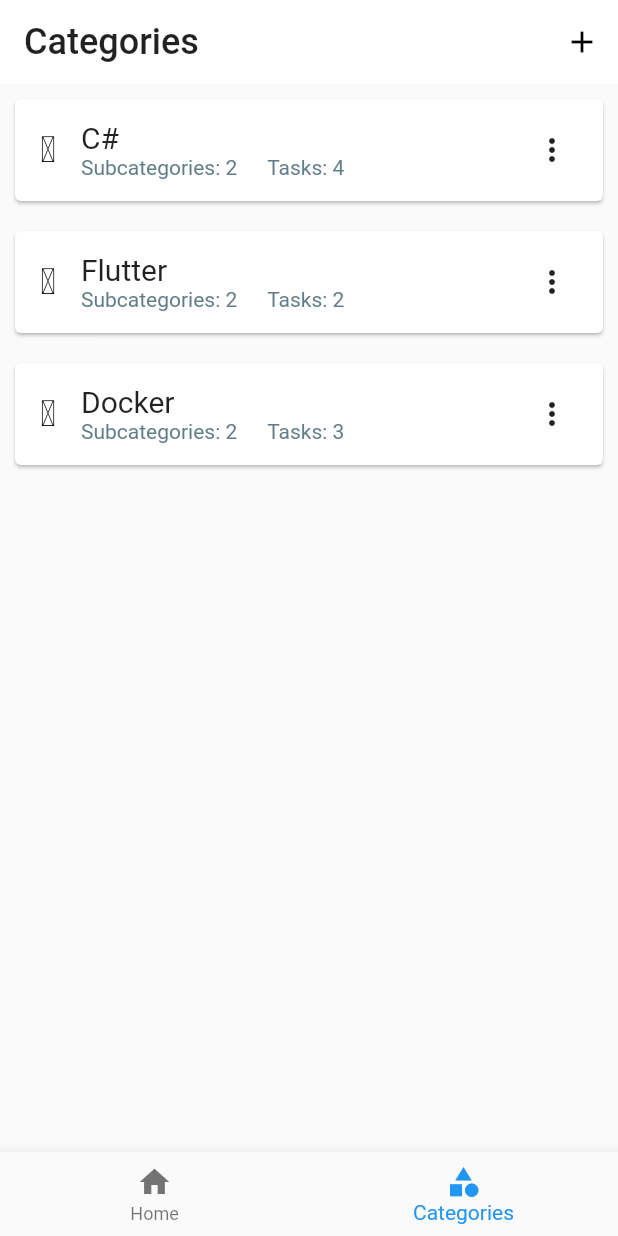
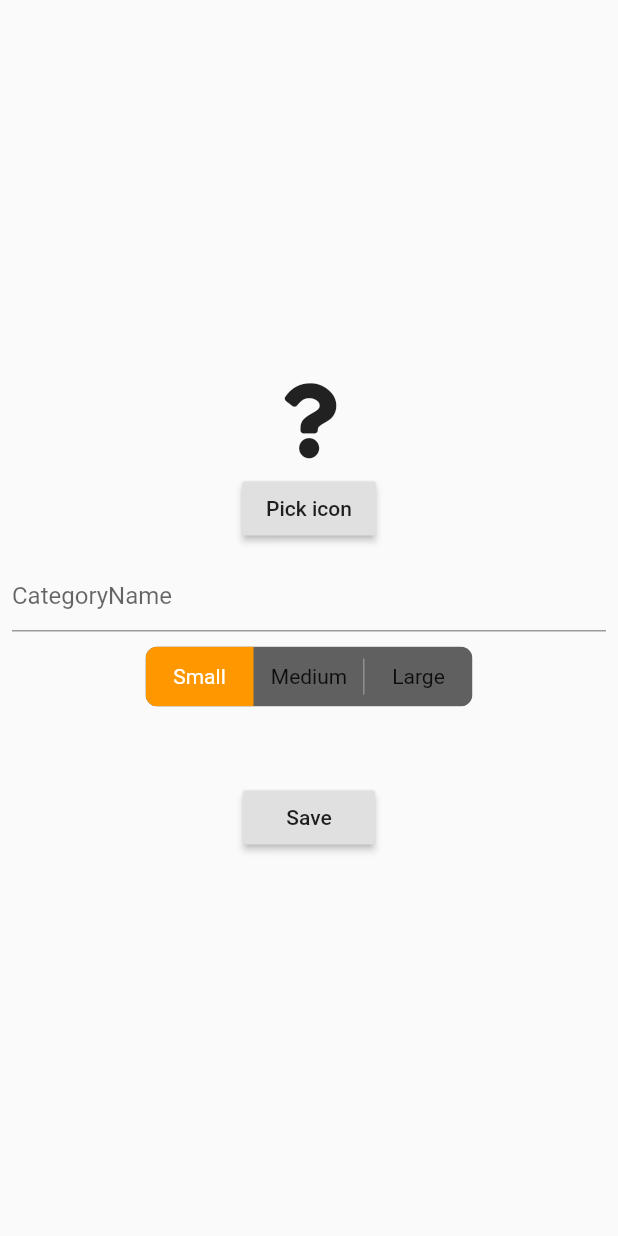
Before and after one commit to edatatoobject/ed_app, a Flutter app: the screen it shows after launch, item 2 of the bottom bar chosen, after a tap on the "add" icon, on a phone screen of 412 x 824 dp. Run offline on Flutter 3.47's test engine with Material 2 defaults, Android fonts, the phone set to English and light mode, and no system bars; drawn by our look-alikes of toggle_switch; our stand-ins replace font_awesome_flutter; missing offline and left inert: flutter_iconpicker.

Commit message:
add category creation

```diff
--- a/lib/blocs/category_data_bloc.dart
+++ b/lib/blocs/category_data_bloc.dart
@@ -1,15 +1,29 @@
+import 'package:ed_app/enums/category_size.dart';
 import 'package:ed_app/enums/task_status.dart';
 import 'package:ed_app/models/category.dart';
+import 'package:ed_app/models/icon_data.dart';
 import 'package:ed_app/models/subcategory.dart';
 import 'package:ed_app/models/task.dart';
+import 'package:ed_app/providers/category_provider.dart';
+import 'package:ed_app/providers/subcategory_provider.dart';
+import 'package:ed_app/providers/task_provider.dart';
 import 'package:flutter/cupertino.dart';
 
 class CategoryDataBlock extends ChangeNotifier {
-  final List<Category> _categories;
-  final List<Subcategory> _subcategories;
-  final List<Task> _tasks;
+  final CategoryProvider _categoryProvider;
+  final SubcategoryProvider _subcategoryProvider;
+  final TaskProvider _taskProvider;
 
-  CategoryDataBlock(this._categories, this._subcategories, this._tasks);
+  List<Category> _categories;
+  List<Subcategory> _subcategories;
+  List<Task> _tasks;
+
+  CategoryDataBlock(
+      this._categoryProvider, this._subcategoryProvider, this._taskProvider) {
+    _categories = _categoryProvider.items;
+    _subcategories = _subcategoryProvider.items;
+    _tasks = _taskProvider.items;
+  }
 
   Category getCategoryById(String categoryId) {
     return _categories.firstWhere((category) => category.id == categoryId);
@@ -32,13 +46,19 @@ class CategoryDataBlock extends ChangeNotifier {
   }
 
   List<Task> getToDoTasksBySubcategoryId(String subcategoryId) {
-    return _tasks.where((task) =>
-        task.subcategoryId == subcategoryId && task.status == TaskStatus.ToDo).toList();
+    return _tasks
+        .where((task) =>
+            task.subcategoryId == subcategoryId &&
+            task.status == TaskStatus.ToDo)
+        .toList();
   }
 
   List<Task> getDoneTasksBySubcategoryId(String subcategoryId) {
-    return _tasks.where((task) =>
-        task.subcategoryId == subcategoryId && task.status == TaskStatus.Done).toList();
+    return _tasks
+        .where((task) =>
+            task.subcategoryId == subcategoryId &&
+            task.status == TaskStatus.Done)
+        .toList();
   }
 
   int getTasksCount(String categoryId) {
@@ -51,4 +71,15 @@ class CategoryDataBlock extends ChangeNotifier {
         .where((task) => subcategoryIds.contains(task.subcategoryId))
         .length;
   }
+
+  void addCategory(String name, CategorySize size, IconData iconData) {
+    var iconInfo = IconInfo(iconData.codePoint, iconData.fontFamily);
+
+    var category = Category(
+        id: DateTime.now().toString(),
+        name: name,
+        categorySize: size,
+        iconInfo: iconInfo);
+    _categoryProvider.addCategory(category);
+  }
 }
--- a/lib/main.dart
+++ b/lib/main.dart
@@ -3,6 +3,7 @@ import 'package:ed_app/providers/category_provider.dart';
 import 'package:ed_app/providers/subcategory_provider.dart';
 import 'package:ed_app/providers/task_provider.dart';
 import 'package:ed_app/screens/bottom_tabs_screen.dart';
+import 'package:ed_app/screens/category/category_create_screen.dart';
 import 'package:ed_app/screens/category/category_detail_screen.dart';
 import 'package:flutter/material.dart';
 import 'package:provider/provider.dart';
@@ -28,7 +29,7 @@ class MyApp extends StatelessWidget {
         ChangeNotifierProxyProvider3<CategoryProvider, SubcategoryProvider,
             TaskProvider, CategoryDataBlock>(
           update: (context, category, subcategory, task, previous) =>
-              CategoryDataBlock(category.items, subcategory.items, task.items),
+              CategoryDataBlock(category, subcategory, task),
         )
       ],
       child: MaterialApp(
@@ -37,7 +38,8 @@ class MyApp extends StatelessWidget {
             ),
         home: BottomTabsScreen(),
         routes: {
-          CategoryDetailScreen.routeName: (ctx) => CategoryDetailScreen()
+          CategoryDetailScreen.routeName: (ctx) => CategoryDetailScreen(),
+          CreateCategoryScreen.routeName: (ctx) => CreateCategoryScreen(),
         },
       ),
     );
--- a/lib/providers/category_provider.dart
+++ b/lib/providers/category_provider.dart
@@ -6,4 +6,9 @@ class CategoryProvider extends ChangeNotifier {
   List<Category> _items = DummyData.dummyCategories;
 
   List<Category> get items => [..._items];
+
+  void addCategory(Category category) {
+    _items.add(category);
+    notifyListeners();
+  }
 }
--- /dev/null
+++ b/lib/screens/category/category_create_screen.dart
@@ -0,0 +1,86 @@
+import 'package:ed_app/blocs/category_data_bloc.dart';
+import 'package:ed_app/enums/category_size.dart';
+import 'package:ed_app/widgets/category_screen/icon_picker.dart';
+import 'package:flutter/material.dart';
+import 'package:provider/provider.dart';
+import 'package:toggle_switch/toggle_switch.dart';
+
+class CreateCategoryScreen extends StatelessWidget {
+  static const String routeName = "/create-category";
+
+  IconData _iconData;
+
+  int sizeIndex = 0;
+  List<CategorySize> categorySizes = [
+    CategorySize.Small,
+    CategorySize.Medium,
+    CategorySize.Large
+  ];
+
+  TextEditingController controller = TextEditingController();
+
+  void iconDataCallback(IconData iconData) {
+    _iconData = iconData;
+  }
+
+  void changeSize(int index) {
+    sizeIndex = index;
+  }
+
+  void saveCategory(BuildContext context) {
+    Provider.of<CategoryDataBlock>(context, listen: false)
+        .addCategory(controller.text, categorySizes[sizeIndex], _iconData);
+
+    FocusScopeNode currentFocus = FocusScope.of(context);
+
+    if (!currentFocus.hasPrimaryFocus) {
+      currentFocus.unfocus();
+    }
+
+    Navigator.of(context).pop();
+  }
+
+  @override
+  Widget build(BuildContext context) {
+    return Scaffold(
+      body: Padding(
+        padding: const EdgeInsets.all(8.0),
+        child: Column(
+          mainAxisAlignment: MainAxisAlignment.center,
+          crossAxisAlignment: CrossAxisAlignment.center,
+          mainAxisSize: MainAxisSize.max,
+          children: [
+            IconPicker(
+              iconDataCallback: iconDataCallback,
+              iconSize: 50,
+            ),
+            SizedBox(
+              height: 10,
+            ),
+            TextField(
+              controller: controller,
+              decoration: InputDecoration(hintText: "CategoryName"),
+            ),
+            SizedBox(
+              height: 10,
+            ),
+            ToggleSwitch(
+              initialLabelIndex: sizeIndex,
+              labels: ['Small', 'Medium', 'Large'],
+              activeBgColor: Theme.of(context).primaryColor,
+              activeFgColor: Colors.white,
+              onToggle: (index) => changeSize(index),
+            ),
+            SizedBox(
+              height: 50,
+            ),
+            RaisedButton(
+              onPressed: () => saveCategory(context),
+              child: Text("Save"),
+            )
+          ],
+        ),
+      ),
+    );
+  }
+}
--- a/lib/screens/category/category_screen.dart
+++ b/lib/screens/category/category_screen.dart
@@ -1,4 +1,5 @@
 import 'package:ed_app/providers/category_provider.dart';
+import 'package:ed_app/screens/category/category_create_screen.dart';
 import 'package:ed_app/widgets/category_screen/category_list_item.dart';
 import 'package:flutter/material.dart';
 import 'package:provider/provider.dart';
@@ -21,7 +22,9 @@ class _CategoryScreenState extends State<CategoryScreen> {
             actions: [
               IconButton(
                 icon: Icon(Icons.add),
-                onPressed: () {},
+                onPressed: () {
+                  Navigator.of(context).pushNamed(CreateCategoryScreen.routeName);
+                },
               )
             ],
           ),
--- /dev/null
+++ b/lib/widgets/category_screen/icon_picker.dart
@@ -0,0 +1,53 @@
+import 'package:flutter/material.dart';
+import 'package:flutter_iconpicker/flutter_iconpicker.dart';
+import 'package:font_awesome_flutter/font_awesome_flutter.dart';
+
+class IconPicker extends StatefulWidget {
+  final double iconSize;
+  final Function(IconData) iconDataCallback;
+
+  const IconPicker({Key key, @required this.iconDataCallback, this.iconSize})
+      : super(key: key);
+
+  @override
+  _IconPickerState createState() => _IconPickerState();
+}
+
+class _IconPickerState extends State<IconPicker> {
+  Icon _icon;
+
+  double get iconSize => widget.iconSize == null ? 24 : widget.iconSize;
+  _pickIcon() async {
+    IconData iconData = await FlutterIconPicker.showIconPicker(context,
+        iconPackMode: IconPack.fontAwesomeIcons);
+
+    widget.iconDataCallback(iconData);
+    setState(() {
+      _icon = Icon(iconData, size: iconSize,);
+    });
+    debugPrint('Category Picked Icon:  $iconData');
+  }
+
+  @override
+  Widget build(BuildContext context) {
+    return Center(
+        child: Column(
+            mainAxisAlignment: MainAxisAlignment.center,
+            crossAxisAlignment: CrossAxisAlignment.center,
+            children: <Widget>[
+          AnimatedSwitcher(
+              duration: Duration(milliseconds: 300),
+              child: _icon != null
+                  ? _icon
+                  : Icon(
+                      FontAwesomeIcons.question,
+                      size: iconSize,
+                    )),
+          SizedBox(height: 10),
+          RaisedButton(
+            onPressed: _pickIcon,
+            child: Text('Pick icon'),
+          ),
+        ]));
+  }
+}
--- a/pubspec.yaml
+++ b/pubspec.yaml
@@ -27,12 +27,13 @@ dependencies:
 
   # The following adds the Cupertino Icons font to your application.
   # Use with the CupertinoIcons class for iOS style icons.
-  cupertino_icons: ^1.0.1
+  cupertino_icons: ^1.0.0
   provider: ^4.3.2+2
   rxdart: 0.21.0
   font_awesome_flutter: ^8.10.0
   flutter_iconpicker: ^2.2.2
   animations: ^1.1.2
+  toggle_switch: ^0.1.8
 
 dev_dependencies:
   flutter_test:
```
Also changed, not shown: lib/widgets/category_screen/create_task.dart (added, +10 -0 lines), lib/widgets/category_screen/subcategory_item.dart (+12 -0 lines), pubspec.lock.
